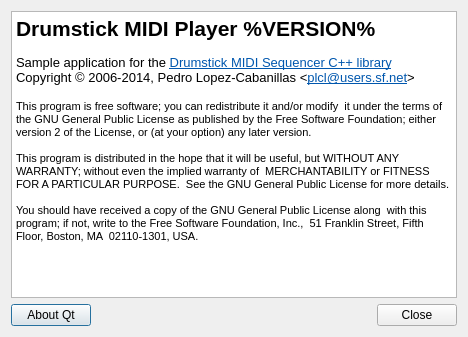
Old version of the form playerabout.ui in the repository pedrolcl/dmidiplayer.
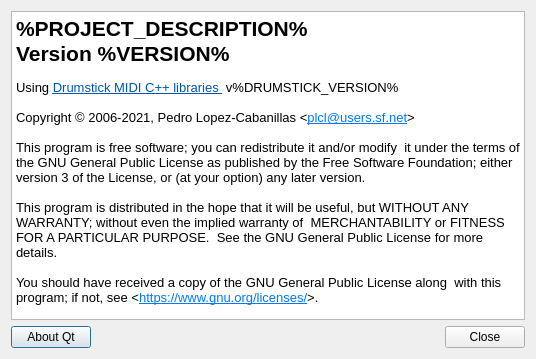
New version of the form. Icons and pictures are not drawn.

What changed in the file:
```diff
--- a/playerabout.ui
+++ b/playerabout.ui
@@ -6,8 +6,8 @@
    <rect>
     <x>0</x>
     <y>0</y>
-    <width>468</width>
-    <height>337</height>
+    <width>536</width>
+    <height>359</height>
    </rect>
   </property>
   <property name="windowTitle">
@@ -30,17 +30,19 @@
       <string>&lt;!DOCTYPE HTML PUBLIC &quot;-//W3C//DTD HTML 4.0//EN&quot; &quot;http://www.w3.org/TR/REC-html40/strict.dtd&quot;&gt;
 &lt;html&gt;&lt;head&gt;&lt;meta name=&quot;qrichtext&quot; content=&quot;1&quot; /&gt;&lt;style type=&quot;text/css&quot;&gt;
 p, li { white-space: pre-wrap; }
-&lt;/style&gt;&lt;/head&gt;&lt;body style=&quot; font-family:'Sans Serif'; font-size:9pt; font-weight:400; font-style:normal;&quot;&gt;
-&lt;p style=&quot; margin-top:0px; margin-bottom:0px; margin-left:0px; margin-right:0px; -qt-block-indent:0; text-indent:0px;&quot;&gt;&lt;span style=&quot; font-size:16pt; font-weight:600;&quot;&gt;Drumstick MIDI Player %VERSION%&lt;/span&gt;&lt;/p&gt;
-&lt;p style=&quot;-qt-paragraph-type:empty; margin-top:0px; margin-bottom:0px; margin-left:0px; margin-right:0px; -qt-block-indent:0; text-indent:0px;&quot;&gt;&lt;br /&gt;&lt;/p&gt;
-&lt;p style=&quot; margin-top:0px; margin-bottom:0px; margin-left:0px; margin-right:0px; -qt-block-indent:0; text-indent:0px;&quot;&gt;&lt;span style=&quot; font-size:10pt;&quot;&gt;Sample application for the &lt;/span&gt;&lt;a href=&quot;http://drumstick.sourceforge.net&quot;&gt;&lt;span style=&quot; font-family:'DejaVu Sans'; font-size:10pt; text-decoration: underline; color:#0057ae;&quot;&gt;Drumstick MIDI Sequencer C++ library&lt;/span&gt;&lt;/a&gt;&lt;/p&gt;
-&lt;p style=&quot; margin-top:0px; margin-bottom:0px; margin-left:0px; margin-right:0px; -qt-block-indent:0; text-indent:0px;&quot;&gt;&lt;span style=&quot; font-size:10pt;&quot;&gt;Copyright © 2006-2014, Pedro Lopez-Cabanillas &amp;lt;&lt;/span&gt;&lt;a href=&quot;mailto:plcl@users.sf.net&quot;&gt;&lt;span style=&quot; font-family:'DejaVu Sans'; font-size:10pt; text-decoration: underline; color:#0057ae;&quot;&gt;plcl@users.sf.net&lt;/span&gt;&lt;/a&gt;&lt;span style=&quot; font-size:10pt;&quot;&gt;&amp;gt;&lt;/span&gt;&lt;/p&gt;
-&lt;p style=&quot; margin-top:0px; margin-bottom:0px; margin-left:0px; margin-right:0px; -qt-block-indent:0; text-indent:0px;&quot;&gt;&lt;span style=&quot; font-size:10pt;&quot;&gt; &lt;/span&gt;&lt;/p&gt;
-&lt;p style=&quot; margin-top:0px; margin-bottom:0px; margin-left:0px; margin-right:0px; -qt-block-indent:0; text-indent:0px;&quot;&gt;&lt;span style=&quot; font-size:8pt;&quot;&gt;This program is free software; you can redistribute it and/or modify  it under the terms of the GNU General Public License as published by the Free Software Foundation; either version 2 of the License, or (at your option) any later version.&lt;/span&gt;&lt;/p&gt;
-&lt;p style=&quot; margin-top:0px; margin-bottom:0px; margin-left:0px; margin-right:0px; -qt-block-indent:0; text-indent:0px;&quot;&gt;&lt;span style=&quot; font-size:8pt;&quot;&gt; &lt;/span&gt;&lt;/p&gt;
-&lt;p style=&quot; margin-top:0px; margin-bottom:0px; margin-left:0px; margin-right:0px; -qt-block-indent:0; text-indent:0px;&quot;&gt;&lt;span style=&quot; font-size:8pt;&quot;&gt;This program is distributed in the hope that it will be useful, but WITHOUT ANY WARRANTY; without even the implied warranty of  MERCHANTABILITY or FITNESS FOR A PARTICULAR PURPOSE.  See the GNU General Public License for more details.&lt;/span&gt;&lt;/p&gt;
-&lt;p style=&quot; margin-top:0px; margin-bottom:0px; margin-left:0px; margin-right:0px; -qt-block-indent:0; text-indent:0px;&quot;&gt;&lt;span style=&quot; font-size:8pt;&quot;&gt; &lt;/span&gt;&lt;/p&gt;
-&lt;p style=&quot; margin-top:0px; margin-bottom:0px; margin-left:0px; margin-right:0px; -qt-block-indent:0; text-indent:0px;&quot;&gt;&lt;span style=&quot; font-size:8pt;&quot;&gt;You should have received a copy of the GNU General Public License along  with this program; if not, write to the Free Software Foundation, Inc.,  51 Franklin Street, Fifth Floor, Boston, MA  02110-1301, USA. &lt;/span&gt;&lt;/p&gt;&lt;/body&gt;&lt;/html&gt;</string>
+&lt;/style&gt;&lt;/head&gt;&lt;body style=&quot; font-family:'Noto Sans'; font-size:10pt; font-weight:400; font-style:normal;&quot;&gt;
+&lt;p style=&quot; margin-top:0px; margin-bottom:0px; margin-left:0px; margin-right:0px; -qt-block-indent:0; text-indent:0px;&quot;&gt;&lt;span style=&quot; font-family:'Sans Serif'; font-size:16pt; font-weight:600;&quot;&gt;%PROJECT_DESCRIPTION%&lt;/span&gt;&lt;/p&gt;
+&lt;p style=&quot; margin-top:0px; margin-bottom:0px; margin-left:0px; margin-right:0px; -qt-block-indent:0; text-indent:0px;&quot;&gt;&lt;span style=&quot; font-family:'Sans Serif'; font-size:16pt; font-weight:600;&quot;&gt;Version %VERSION%&lt;/span&gt;&lt;/p&gt;
+&lt;p style=&quot;-qt-paragraph-type:empty; margin-top:0px; margin-bottom:0px; margin-left:0px; margin-right:0px; -qt-block-indent:0; text-indent:0px; font-family:'Sans Serif'; font-size:9pt;&quot;&gt;&lt;br /&gt;&lt;/p&gt;
+&lt;p style=&quot; margin-top:0px; margin-bottom:0px; margin-left:0px; margin-right:0px; -qt-block-indent:0; text-indent:0px;&quot;&gt;&lt;span style=&quot; font-family:'Sans Serif';&quot;&gt;Using &lt;/span&gt;&lt;a href=&quot;https://drumstick.sourceforge.io&quot;&gt;&lt;span style=&quot; font-family:'DejaVu Sans'; text-decoration: underline; color:#0057ae;&quot;&gt;Drumstick MIDI C++ libraries &lt;/span&gt;&lt;/a&gt;&lt;span style=&quot; font-family:'Sans Serif';&quot;&gt; v%DRUMSTICK_VERSION%&lt;/span&gt;&lt;/p&gt;
+&lt;p style=&quot;-qt-paragraph-type:empty; margin-top:0px; margin-bottom:0px; margin-left:0px; margin-right:0px; -qt-block-indent:0; text-indent:0px; font-family:'Sans Serif';&quot;&gt;&lt;br /&gt;&lt;/p&gt;
+&lt;p style=&quot; margin-top:0px; margin-bottom:0px; margin-left:0px; margin-right:0px; -qt-block-indent:0; text-indent:0px;&quot;&gt;&lt;span style=&quot; font-family:'Sans Serif';&quot;&gt;Copyright © 2006-2021, Pedro Lopez-Cabanillas &amp;lt;&lt;/span&gt;&lt;a href=&quot;mailto:plcl@users.sf.net?subject=dmidiplayer&quot;&gt;&lt;span style=&quot; text-decoration: underline; color:#007af4;&quot;&gt;plcl@users.sf.net&lt;/span&gt;&lt;/a&gt;&lt;span style=&quot; font-family:'Sans Serif';&quot;&gt;&amp;gt;&lt;/span&gt;&lt;/p&gt;
+&lt;p style=&quot; margin-top:0px; margin-bottom:0px; margin-left:0px; margin-right:0px; -qt-block-indent:0; text-indent:0px;&quot;&gt;&lt;span style=&quot; font-family:'Sans Serif';&quot;&gt; &lt;/span&gt;&lt;/p&gt;
+&lt;p style=&quot; margin-top:0px; margin-bottom:0px; margin-left:0px; margin-right:0px; -qt-block-indent:0; text-indent:0px;&quot;&gt;&lt;span style=&quot; font-family:'Sans Serif';&quot;&gt;This program is free software; you can redistribute it and/or modify  it under the terms of the GNU General Public License as published by the Free Software Foundation; either version 3 of the License, or (at your option) any later version.&lt;/span&gt;&lt;/p&gt;
+&lt;p style=&quot; margin-top:0px; margin-bottom:0px; margin-left:0px; margin-right:0px; -qt-block-indent:0; text-indent:0px;&quot;&gt;&lt;span style=&quot; font-family:'Sans Serif';&quot;&gt; &lt;/span&gt;&lt;/p&gt;
+&lt;p style=&quot; margin-top:0px; margin-bottom:0px; margin-left:0px; margin-right:0px; -qt-block-indent:0; text-indent:0px;&quot;&gt;&lt;span style=&quot; font-family:'Sans Serif';&quot;&gt;This program is distributed in the hope that it will be useful, but WITHOUT ANY WARRANTY; without even the implied warranty of  MERCHANTABILITY or FITNESS FOR A PARTICULAR PURPOSE.  See the GNU General Public License for more details.&lt;/span&gt;&lt;/p&gt;
+&lt;p style=&quot; margin-top:0px; margin-bottom:0px; margin-left:0px; margin-right:0px; -qt-block-indent:0; text-indent:0px;&quot;&gt;&lt;span style=&quot; font-family:'Sans Serif';&quot;&gt; &lt;/span&gt;&lt;/p&gt;
+&lt;p style=&quot; margin-top:0px; margin-bottom:0px; margin-left:0px; margin-right:0px; -qt-block-indent:0; text-indent:0px;&quot;&gt;&lt;span style=&quot; font-family:'Sans Serif';&quot;&gt;You should have received a copy of the GNU General Public License along  with this program; if not, &lt;/span&gt;&lt;span style=&quot; font-family:'Hack';&quot;&gt;see &amp;lt;&lt;/span&gt;&lt;a href=&quot;https://www.gnu.org/licenses/&quot;&gt;&lt;span style=&quot; text-decoration: underline; color:#007af4;&quot;&gt;https://www.gnu.org/licenses/&lt;/span&gt;&lt;/a&gt;&lt;span style=&quot; font-family:'Hack';&quot;&gt;&amp;gt;.&lt;/span&gt;&lt;/p&gt;&lt;/body&gt;&lt;/html&gt;</string>
      </property>
      <property name="openExternalLinks">
       <bool>true</bool>
```
Left out of the diff: 2 changed lines with no effect on the pictures.
